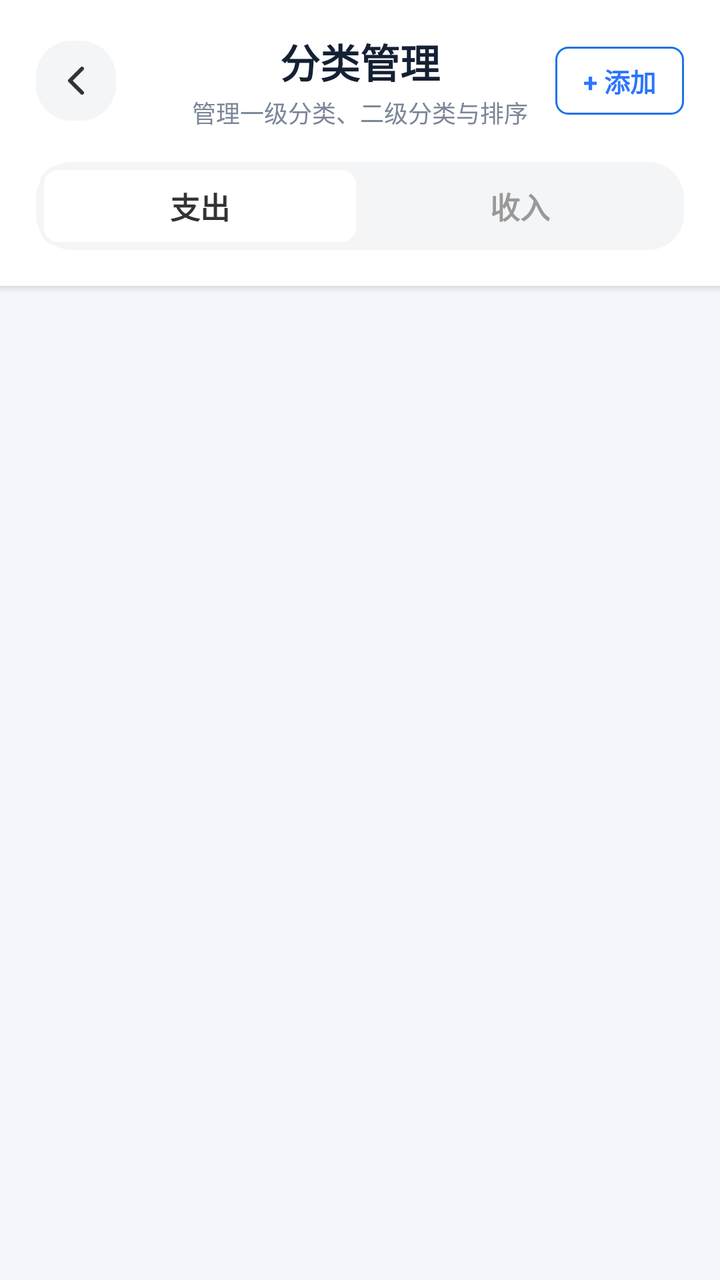
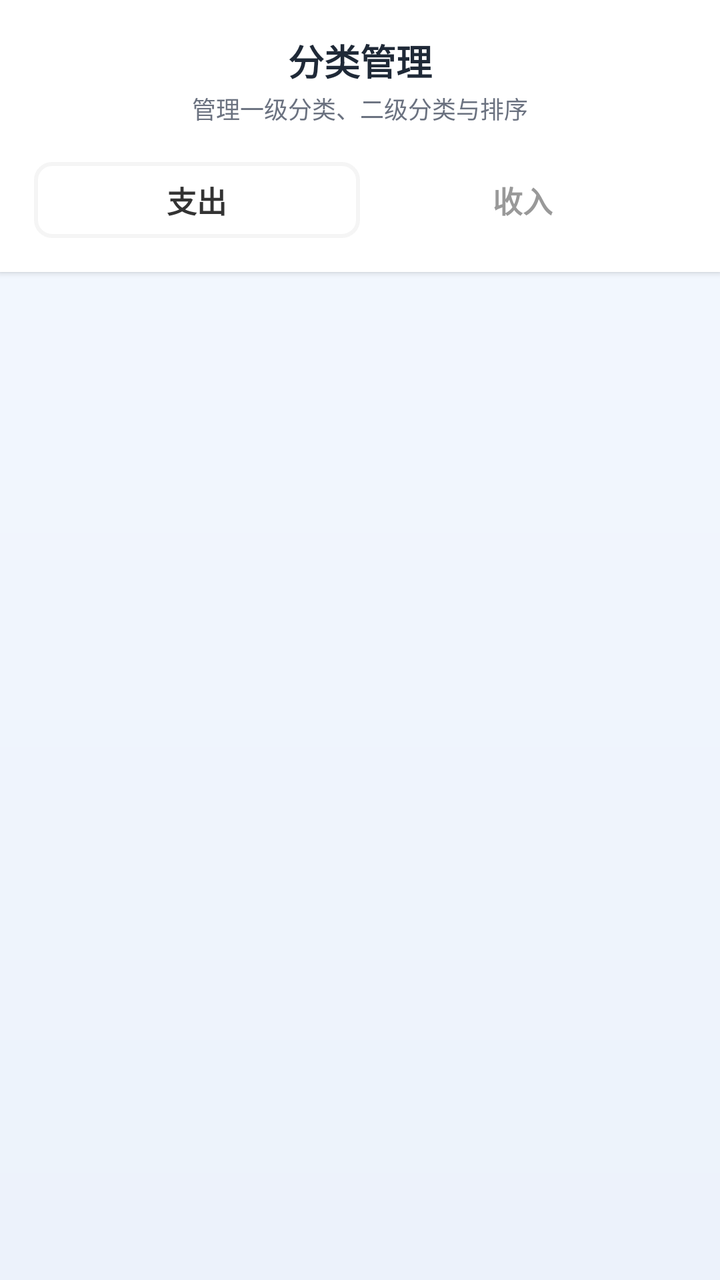

An Android layout rendered at two revisions. The XML below is the earlier revision; the diff shows what the commit changed to produce the second picture.
<!-- AndroidManifest.xml: application theme Theme.FlipAccounting -->
<!-- res/layout/activity_settings.xml -->
<?xml version="1.0" encoding="utf-8"?>
<LinearLayout xmlns:android="http://schemas.android.com/apk/res/android"
    android:layout_width="match_parent"
    android:layout_height="match_parent"
    android:background="#F4F7FB"
    android:orientation="vertical">

    <LinearLayout
        android:layout_width="match_parent"
        android:layout_height="wrap_content"
        android:background="@android:color/white"
        android:elevation="3dp"
        android:orientation="vertical"
        android:paddingHorizontal="18dp"
        android:paddingTop="16dp"
        android:paddingBottom="18dp">

        <RelativeLayout
            android:layout_width="match_parent"
            android:layout_height="wrap_content">

            <ImageView
                android:id="@+id/btn_back"
                android:layout_width="40dp"
                android:layout_height="40dp"
                android:layout_centerVertical="true"
                android:background="@drawable/bg_segmented_container"
                android:padding="8dp"
                android:src="@drawable/ic_chevron_left" />

            <LinearLayout
                android:layout_width="wrap_content"
                android:layout_height="wrap_content"
                android:layout_centerInParent="true"
                android:gravity="center"
                android:orientation="vertical">

                <TextView
                    android:layout_width="wrap_content"
                    android:layout_height="wrap_content"
                    android:text="分类管理"
                    android:textColor="#142033"
                    android:textSize="20sp"
                    android:textStyle="bold" />

                <TextView
                    android:layout_width="wrap_content"
                    android:layout_height="wrap_content"
                    android:layout_marginTop="2dp"
                    android:text="管理一级分类、二级分类与排序"
                    android:textColor="#7B8698"
                    android:textSize="12sp" />
            </LinearLayout>

            <TextView
                android:id="@+id/btn_add_category"
                android:layout_width="wrap_content"
                android:layout_height="34dp"
                android:layout_alignParentEnd="true"
                android:layout_centerVertical="true"
                android:background="@drawable/bg_btn_outline_blue"
                android:gravity="center"
                android:paddingHorizontal="14dp"
                android:text="+ 添加"
                android:textColor="#2C74FF"
                android:textSize="13sp"
                android:textStyle="bold" />
        </RelativeLayout>

        <RadioGroup
            android:id="@+id/rg_type"
            android:layout_width="match_parent"
            android:layout_height="44dp"
            android:layout_marginTop="16dp"
            android:background="@drawable/bg_segmented_container"
            android:orientation="horizontal"
            android:padding="2dp">

            <RadioButton
                android:id="@+id/rb_expense"
                android:layout_width="0dp"
                android:layout_height="match_parent"
                android:layout_weight="1"
                android:background="@drawable/selector_tab_bg"
                android:button="@null"
                android:checked="true"
                android:gravity="center"
                android:text="支出"
                android:textColor="@color/selector_tab_text"
                android:textSize="15sp"
                android:textStyle="bold" />

            <RadioButton
                android:id="@+id/rb_income"
                android:layout_width="0dp"
                android:layout_height="match_parent"
                android:layout_weight="1"
                android:background="@drawable/selector_tab_bg"
                android:button="@null"
                android:gravity="center"
                android:text="收入"
                android:textColor="@color/selector_tab_text"
                android:textSize="15sp"
                android:textStyle="bold" />
        </RadioGroup>

        <LinearLayout
            android:id="@+id/layout_sort_actions"
            android:layout_width="match_parent"
            android:layout_height="wrap_content"
            android:layout_marginTop="14dp"
            android:background="@drawable/bg_rule_page_section"
            android:gravity="center_vertical"
            android:orientation="horizontal"
            android:padding="14dp"
            android:visibility="gone">

            <TextView
                android:id="@+id/tv_sort_tip"
                android:layout_width="0dp"
                android:layout_height="wrap_content"
                android:layout_weight="1"
                android:text="长按分类卡片直接拖动排序"
                android:textColor="#7B8698"
                android:textSize="12sp" />

            <TextView
                android:id="@+id/btn_cancel_sort"
                android:layout_width="wrap_content"
                android:layout_height="34dp"
                android:background="@drawable/bg_segmented_container"
                android:gravity="center"
                android:paddingHorizontal="14dp"
                android:text="取消"
                android:textColor="#718096"
                android:textSize="13sp"
                android:textStyle="bold" />

            <TextView
                android:id="@+id/btn_save_sort"
                android:layout_width="wrap_content"
                android:layout_height="34dp"
                android:layout_marginStart="8dp"
                android:background="@drawable/bg_rule_primary_action"
                android:gravity="center"
                android:paddingHorizontal="14dp"
                android:text="保存"
                android:textColor="#FFFFFF"
                android:textSize="13sp"
                android:textStyle="bold" />
        </LinearLayout>
    </LinearLayout>

    <androidx.recyclerview.widget.RecyclerView
        android:id="@+id/rv_sort_categories"
        android:layout_width="match_parent"
        android:layout_height="0dp"
        android:layout_weight="1"
        android:clipToPadding="false"
        android:paddingStart="12dp"
        android:paddingTop="14dp"
        android:paddingEnd="12dp"
        android:paddingBottom="18dp"
        android:visibility="gone" />

    <ScrollView
        android:id="@+id/scroll_normal_content"
        android:layout_width="match_parent"
        android:layout_height="0dp"
        android:layout_weight="1"
        android:clipToPadding="false"
        android:paddingTop="14dp">

        <LinearLayout
            android:id="@+id/container_main"
            android:layout_width="match_parent"
            android:layout_height="wrap_content"
            android:orientation="vertical"
            android:paddingStart="12dp"
            android:paddingEnd="12dp"
            android:paddingBottom="36dp" />
    </ScrollView>

</LinearLayout>
<!-- resources referenced by this layout -->
<resources>
  <!-- drawable bg_btn_outline_blue (drawable) -->
  <?xml version="1.0" encoding="utf-8"?>
  <shape xmlns:android="http://schemas.android.com/apk/res/android"
      android:shape="rectangle">
      <solid android:color="#FFFFFF" />
      <stroke android:width="1dp" android:color="#1A73E8" />
      <corners android:radius="6dp" />
  </shape>
  <!-- drawable bg_rule_page_section (drawable) -->
  <?xml version="1.0" encoding="utf-8"?>
  <shape xmlns:android="http://schemas.android.com/apk/res/android"
      android:shape="rectangle">
      <solid android:color="#F9FBFF" />
      <corners android:radius="18dp" />
      <stroke
          android:width="1dp"
          android:color="#E7EDF8" />
  </shape>
  <!-- drawable bg_rule_primary_action (drawable) -->
  <?xml version="1.0" encoding="utf-8"?>
  <selector xmlns:android="http://schemas.android.com/apk/res/android">
      <item android:state_pressed="true">
          <shape android:shape="rectangle">
              <solid android:color="#3E5EA6" />
              <corners android:radius="16dp" />
          </shape>
      </item>
      <item>
          <shape android:shape="rectangle">
              <solid android:color="#4B6DB8" />
              <corners android:radius="16dp" />
          </shape>
      </item>
  </selector>
  <!-- drawable bg_segmented_container (drawable) -->
  <?xml version="1.0" encoding="utf-8"?>
  <shape xmlns:android="http://schemas.android.com/apk/res/android">
      <solid android:color="#F4F5F7" />
      <corners android:radius="18dp" />
  </shape>
  <!-- drawable ic_chevron_left (drawable) -->
  <vector xmlns:android="http://schemas.android.com/apk/res/android"
      android:width="24dp"
      android:height="24dp"
      android:viewportWidth="24"
      android:viewportHeight="24">
      <path
          android:strokeColor="#333333"
          android:strokeWidth="2"
          android:strokeLineCap="round"
          android:strokeLineJoin="round"
          android:pathData="M15,18l-6,-6l6,-6" />
  </vector>
  <!-- drawable selector_tab_bg (drawable) -->
  <?xml version="1.0" encoding="utf-8"?>
  <selector xmlns:android="http://schemas.android.com/apk/res/android">
      <item android:state_checked="true">
          <shape android:shape="rectangle">
              <solid android:color="#FFFFFF"/>
              <corners android:radius="8dp"/>
              <stroke android:width="2dp" android:color="#F5F5F5"/> </shape>
      </item>
      <item android:drawable="@android:color/transparent"/>
  </selector>
  <style name="Theme.FlipAccounting" parent="Theme.MaterialComponents.DayNight.NoActionBar">
          
          <item name="colorPrimary">#5C6BC0</item>
          <item name="colorPrimaryVariant">#3F51B5</item>
          <item name="colorOnPrimary">#FFFFFF</item>
          
          <item name="colorSecondary">#FF4081</item>
          <item name="colorSecondaryVariant">#F50057</item>
          <item name="colorOnSecondary">#FFFFFF</item>
  
          
          <item name="android:statusBarColor">#F5F7FA</item>
          <item name="android:windowLightStatusBar">true</item>
      </style>
</resources>

<!-- the commit's change to res/layout/activity_settings.xml (unified diff, before → after) -->
@@ -1,32 +1,33 @@
-<?xml version="1.0" encoding="utf-8"?>
+﻿<?xml version="1.0" encoding="utf-8"?>
 <LinearLayout xmlns:android="http://schemas.android.com/apk/res/android"
     android:layout_width="match_parent"
     android:layout_height="match_parent"
-    android:background="#F4F7FB"
+    android:background="@drawable/bg_home_page"
     android:orientation="vertical">
 
     <LinearLayout
         android:layout_width="match_parent"
         android:layout_height="wrap_content"
-        android:background="@android:color/white"
-        android:elevation="3dp"
+        android:background="#FFFFFF"
+        android:elevation="2dp"
         android:orientation="vertical"
-        android:paddingHorizontal="18dp"
-        android:paddingTop="16dp"
-        android:paddingBottom="18dp">
+        android:paddingTop="14dp"
+        android:paddingBottom="14dp"
+        android:paddingHorizontal="14dp">
 
         <RelativeLayout
             android:layout_width="match_parent"
-            android:layout_height="wrap_content">
+            android:layout_height="52dp">
 
             <ImageView
                 android:id="@+id/btn_back"
                 android:layout_width="40dp"
                 android:layout_height="40dp"
                 android:layout_centerVertical="true"
-                android:background="@drawable/bg_segmented_container"
+                android:background="@drawable/bg_home_topbar_capsule"
                 android:padding="8dp"
-                android:src="@drawable/ic_chevron_left" />
+                android:src="@drawable/ic_chevron_left"
+                android:tint="#FFFFFF" />
 
             <LinearLayout
                 android:layout_width="wrap_content"
@@ -39,8 +40,8 @@
                     android:layout_width="wrap_content"
                     android:layout_height="wrap_content"
                     android:text="分类管理"
-                    android:textColor="#142033"
-                    android:textSize="20sp"
+                    android:textColor="#1F2937"
+                    android:textSize="@dimen/text_size_18"
                     android:textStyle="bold" />
 
                 <TextView
@@ -48,8 +49,8 @@
                     android:layout_height="wrap_content"
                     android:layout_marginTop="2dp"
                     android:text="管理一级分类、二级分类与排序"
-                    android:textColor="#7B8698"
-                    android:textSize="12sp" />
+                    android:textColor="#6B7280"
+                    android:textSize="@dimen/text_size_11" />
             </LinearLayout>
 
             <TextView
@@ -58,12 +59,12 @@
                 android:layout_height="34dp"
                 android:layout_alignParentEnd="true"
                 android:layout_centerVertical="true"
-                android:background="@drawable/bg_btn_outline_blue"
+                android:background="@drawable/bg_home_topbar_capsule"
                 android:gravity="center"
                 android:paddingHorizontal="14dp"
                 android:text="+ 添加"
-                android:textColor="#2C74FF"
-                android:textSize="13sp"
+                android:textColor="#FFFFFF"
+                android:textSize="@dimen/text_size_13"
                 android:textStyle="bold" />
         </RelativeLayout>
 
@@ -71,10 +72,10 @@
             android:id="@+id/rg_type"
             android:layout_width="match_parent"
             android:layout_height="44dp"
-            android:layout_marginTop="16dp"
-            android:background="@drawable/bg_segmented_container"
+            android:layout_marginTop="12dp"
+            android:background="@drawable/bg_home_topbar_capsule"
             android:orientation="horizontal"
-            android:padding="2dp">
+            android:padding="3dp">
 
             <RadioButton
                 android:id="@+id/rb_expense"
@@ -87,7 +88,7 @@
                 android:gravity="center"
                 android:text="支出"
                 android:textColor="@color/selector_tab_text"
-                android:textSize="15sp"
+                android:textSize="@dimen/text_size_15"
                 android:textStyle="bold" />
 
             <RadioButton
@@ -100,55 +101,57 @@
                 android:gravity="center"
                 android:text="收入"
                 android:textColor="@color/selector_tab_text"
-                android:textSize="15sp"
+                android:textSize="@dimen/text_size_15"
                 android:textStyle="bold" />
         </RadioGroup>
+    </LinearLayout>
 
-        <LinearLayout
-            android:id="@+id/layout_sort_actions"
-            android:layout_width="match_parent"
+    <LinearLayout
+        android:id="@+id/layout_sort_actions"
+        android:layout_width="match_parent"
+        android:layout_height="wrap_content"
+        android:layout_marginTop="10dp"
+        android:layout_marginHorizontal="12dp"
+        android:background="@drawable/bg_rule_page_section"
+        android:gravity="center_vertical"
+        android:orientation="horizontal"
+        android:paddingHorizontal="12dp"
+        android:paddingVertical="10dp"
+        android:visibility="gone">
+
+        <TextView
+            android:id="@+id/tv_sort_tip"
+            android:layout_width="0dp"
             android:layout_height="wrap_content"
-            android:layout_marginTop="14dp"
-            android:background="@drawable/bg_rule_page_section"
-            android:gravity="center_vertical"
-            android:orientation="horizontal"
-            android:padding="14dp"
-            android:visibility="gone">
+            android:layout_weight="1"
+            android:text="长按分类卡片并拖动即可调整顺序"
+            android:textColor="#7B8698"
+            android:textSize="@dimen/text_size_12" />
 
-            <TextView
-                android:id="@+id/tv_sort_tip"
-                android:layout_width="0dp"
-                android:layout_height="wrap_content"
-                android:layout_weight="1"
-                android:text="长按分类卡片直接拖动排序"
-                android:textColor="#7B8698"
-                android:textSize="12sp" />
+        <TextView
+            android:id="@+id/btn_cancel_sort"
+            android:layout_width="wrap_content"
+            android:layout_height="34dp"
+            android:background="@drawable/bg_segmented_container"
+            android:gravity="center"
+            android:paddingHorizontal="14dp"
+            android:text="取消"
+            android:textColor="#718096"
+            android:textSize="@dimen/text_size_13"
+            android:textStyle="bold" />
 
-            <TextView
-                android:id="@+id/btn_cancel_sort"
-                android:layout_width="wrap_content"
-                android:layout_height="34dp"
-                android:background="@drawable/bg_segmented_container"
-                android:gravity="center"
-                android:paddingHorizontal="14dp"
-                android:text="取消"
-                android:textColor="#718096"
-                android:textSize="13sp"
-                android:textStyle="bold" />
-
-            <TextView
-                android:id="@+id/btn_save_sort"
-                android:layout_width="wrap_content"
-                android:layout_height="34dp"
-                android:layout_marginStart="8dp"
-                android:background="@drawable/bg_rule_primary_action"
-                android:gravity="center"
-                android:paddingHorizontal="14dp"
-                android:text="保存"
-                android:textColor="#FFFFFF"
-                android:textSize="13sp"
-                android:textStyle="bold" />
-        </LinearLayout>
+        <TextView
+            android:id="@+id/btn_save_sort"
+            android:layout_width="wrap_content"
+            android:layout_height="34dp"
+            android:layout_marginStart="8dp"
+            android:background="@drawable/bg_rule_primary_action"
+            android:gravity="center"
+            android:paddingHorizontal="14dp"
+            android:text="保存"
+            android:textColor="#FFFFFF"
+            android:textSize="@dimen/text_size_13"
+            android:textStyle="bold" />
     </LinearLayout>
 
     <androidx.recyclerview.widget.RecyclerView
@@ -158,9 +161,9 @@
         android:layout_weight="1"
         android:clipToPadding="false"
         android:paddingStart="12dp"
-        android:paddingTop="14dp"
+        android:paddingTop="12dp"
         android:paddingEnd="12dp"
-        android:paddingBottom="18dp"
+        android:paddingBottom="20dp"
         android:visibility="gone" />
 
     <ScrollView
@@ -169,7 +172,7 @@
         android:layout_height="0dp"
         android:layout_weight="1"
         android:clipToPadding="false"
-        android:paddingTop="14dp">
+        android:paddingTop="12dp">
 
         <LinearLayout
             android:id="@+id/container_main"
@@ -178,7 +181,7 @@
             android:orientation="vertical"
             android:paddingStart="12dp"
             android:paddingEnd="12dp"
-            android:paddingBottom="36dp" />
+            android:paddingBottom="40dp" />
     </ScrollView>
 
 </LinearLayout>
<!-- resource entries referenced after the edit -->
@@ -1,12 +1,26 @@
 <!-- resources referenced by this layout -->
 <resources>
-  <!-- drawable bg_btn_outline_blue (drawable) -->
+  <dimen name="text_size_11">12sp</dimen>
+  <dimen name="text_size_12">12sp</dimen>
+  <dimen name="text_size_13">13sp</dimen>
+  <dimen name="text_size_15">15sp</dimen>
+  <dimen name="text_size_18">18sp</dimen>
+  <!-- drawable bg_home_page (drawable) -->
   <?xml version="1.0" encoding="utf-8"?>
-  <shape xmlns:android="http://schemas.android.com/apk/res/android"
-      android:shape="rectangle">
-      <solid android:color="#FFFFFF" />
-      <stroke android:width="1dp" android:color="#1A73E8" />
-      <corners android:radius="6dp" />
+  <shape xmlns:android="http://schemas.android.com/apk/res/android">
+      <gradient
+          android:angle="270"
+          android:startColor="#F4F8FF"
+          android:endColor="#ECF2FB" />
+  </shape>
+  <!-- drawable bg_home_topbar_capsule (drawable) -->
+  <?xml version="1.0" encoding="utf-8"?>
+  <shape xmlns:android="http://schemas.android.com/apk/res/android">
+      <corners android:radius="18dp" />
+      <solid android:color="#2EFFFFFF" />
+      <stroke
+          android:width="1dp"
+          android:color="#59FFFFFF" />
   </shape>
   <!-- drawable bg_rule_page_section (drawable) -->
   <?xml version="1.0" encoding="utf-8"?>
